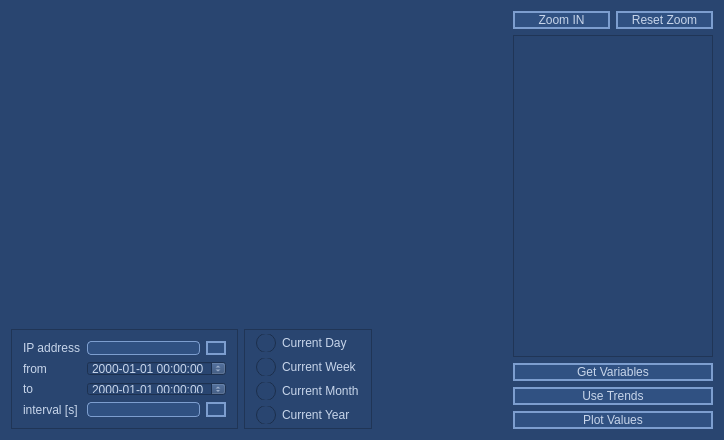
This is AnyTPAC/SimplePlotter/mainwindow.ui in MECTsrl/mect_apps as Qt 5 draws it before an edit. The edited form follows.
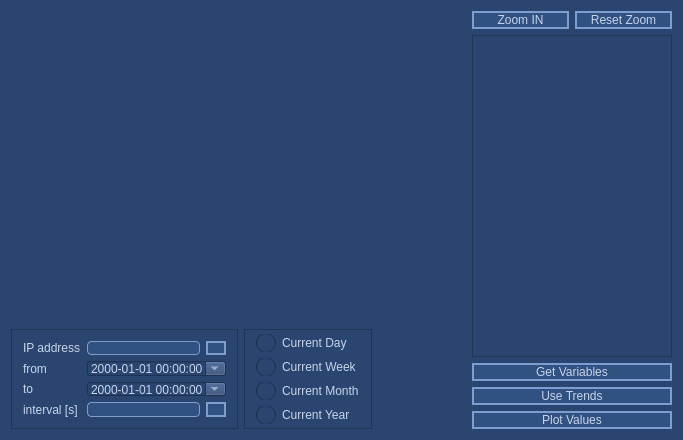
This is the edited form. Icons and pictures are not drawn. Custom widgets are drawn as their Qt base class.

Commit message: AnyTPAC/SimplePlotter: Added changeColor and MoveLegend-contextMenu for Desktop version ,added timePopup

What changed in the file:
```diff
--- a/AnyTPAC/SimplePlotter/mainwindow.ui
+++ b/AnyTPAC/SimplePlotter/mainwindow.ui
@@ -6,7 +6,7 @@
    <rect>
     <x>0</x>
     <y>0</y>
-    <width>724</width>
+    <width>683</width>
     <height>440</height>
    </rect>
   </property>
@@ -23,7 +23,6 @@
    <string notr="true">QWidget {
 	background-color: rgb(41, 69, 112);
 	color: rgb(199, 213, 234);
-	font: 10pt &quot;Arial&quot;;
 }
 QWidget:disabled {
 	color: rgb(125, 158, 207);
@@ -72,8 +71,7 @@
 	border-radius: 12px;
 	color:  rgb(199, 213, 234);
 	background-color: 	rgb(48, 81, 130);
-	image-position: top center;
-	font: 10pt &quot;Arial&quot;;	
+	image-position: top center;	
 	text-align: bottom center;
 }
 QPushButton:selected, QPushButton:hover { 
@@ -84,6 +82,10 @@
 	border: 2px solid red;
 	color: red;
 }
+QPushButton:checked { 
+	border: 2px solid red;
+	color: DarkOrange;
+}
 QPushButton:disabled { 
 	border: 2px solid SteelBlue;
 	color: SteelBlue;
@@ -127,20 +129,18 @@
 	border: 1px solid rgb(87, 130, 193);
 }
 QTabWidget::tab-bar {
-	left: 10px; 
+	left: 1px; 
 }
 QTabBar::tab {
   background: 	rgb(62, 104, 168);
   color: white;
-  padding: 10px;
+
   }
  QTabBar::tab:selected {
   background: rgb(199, 213, 234);
   color: rgb(41, 69, 112);
  }
- QTabBar::tab:!selected {
-     margin-top: 4px; /* make non-selected tabs look smaller */
-}
+ 
 /* QHeaderView */
 QHeaderView::section {
   background: 	rgb(62, 104, 168);
@@ -266,7 +266,7 @@
               <string>yyyy-MM-dd HH:mm:ss</string>
              </property>
              <property name="calendarPopup">
-              <bool>false</bool>
+              <bool>true</bool>
              </property>
             </widget>
            </item>
@@ -285,6 +285,9 @@
              <property name="displayFormat">
               <string>yyyy-MM-dd HH:mm:ss</string>
              </property>
+             <property name="calendarPopup">
+              <bool>true</bool>
+             </property>
             </widget>
            </item>
            <item row="3" column="0">
```
The commit also changes 8 other files.
